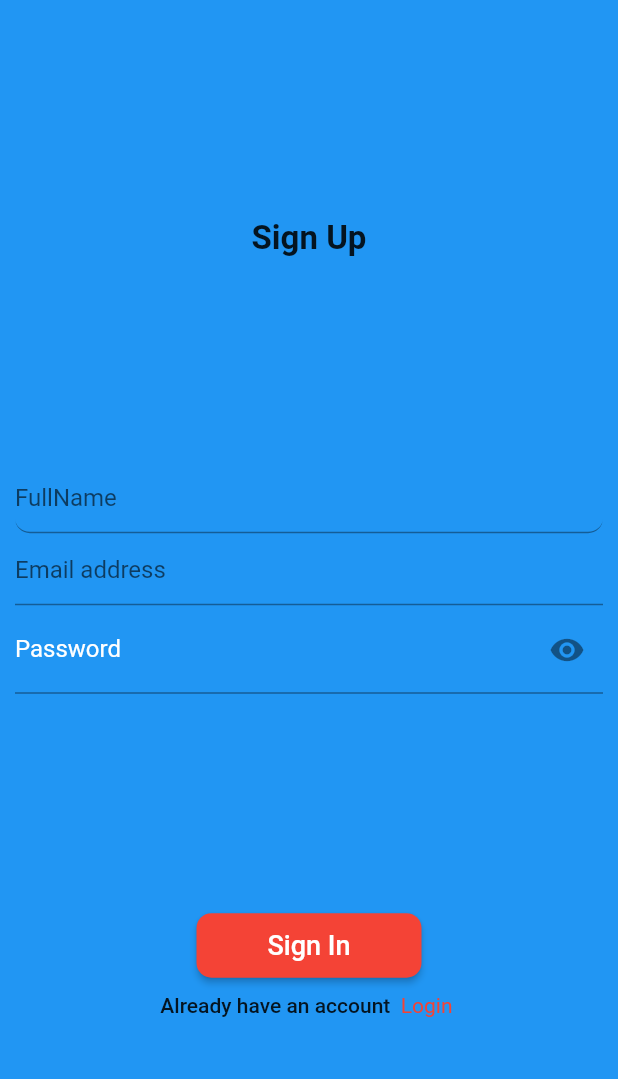
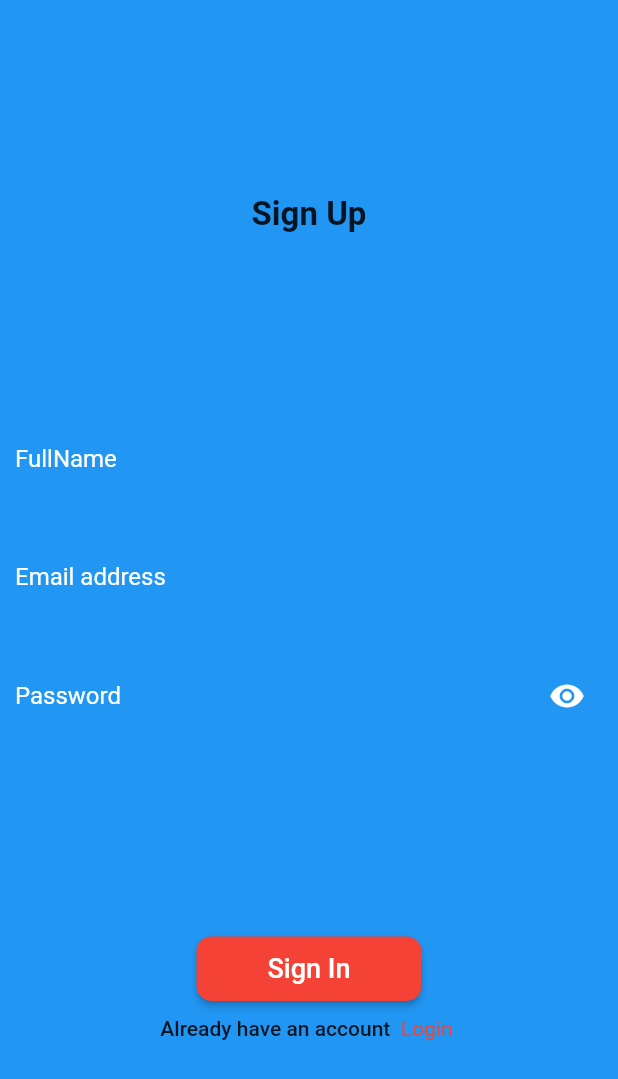
Before and after one commit to HastagKc/flutter_firebase_app, a Flutter app: the SignUpPage screen opened directly, on a phone screen of 412 x 824 dp. Shown: the top 1079 px of the screen. Run offline on Flutter 3.47's test engine with Material 2 defaults, Android fonts, the phone set to English and light mode, and no system bars; statements that could not run were skipped.

Commit message:
april 26

```diff
--- a/lib/screens/signupPage/signup_page.dart
+++ b/lib/screens/New folder/signup_page.dart
@@ -32,21 +32,57 @@ class _SignUpPageState extends State<SignUpPage> {
                   children: [
                     TextFormField(
                       decoration: InputDecoration(
-                        border: UnderlineInputBorder(
+                        focusedBorder: OutlineInputBorder(
+                          borderRadius: BorderRadius.circular(10.0),
+                          borderSide: const BorderSide(
+                            color: Colors.white,
+                          ),
+                        ),
+                        border: InputBorder.none,
+                        // hintText: 'FullName',
+                        label: const Text(
+                          'FullName',
+                          style: TextStyle(
+                            color: Colors.white,
+                          ),
+                        ),
+                      ),
+                    ),
+                    const SizedBox(
+                      height: 20.0,
+                    ),
+                    TextFormField(
+                      decoration: InputDecoration(
+                        focusedBorder: OutlineInputBorder(
+                          borderRadius: BorderRadius.circular(10.0),
+                          borderSide: const BorderSide(
+                            color: Colors.white,
+                          ),
+                        ),
+                        border: InputBorder.none,
+                        // hintText: 'Email address',
+                        label: const Text(
+                          'Email address',
+                          style: TextStyle(
+                            color: Colors.white,
+                          ),
+                        ),
+                      ),
+                    ),
+                    const SizedBox(
+                      height: 20.0,
+                    ),
+                    TextFormField(
+                      decoration: InputDecoration(
+                        focusedBorder: OutlineInputBorder(
                           borderRadius: BorderRadius.circular(
                             10.0,
                           ),
+                          borderSide: const BorderSide(
+                            color: Colors.white,
+                          ),
                         ),
-                        hintText: 'FullName',
-                      ),
-                    ),
-                    TextFormField(
-                      decoration: const InputDecoration(
-                        hintText: 'Email address',
-                      ),
-                    ),
-                    TextFormField(
-                      decoration: InputDecoration(
+                        border: InputBorder.none,
                         // hintText: 'Password',
                         label: const Text(
                           'Password',
@@ -64,6 +100,7 @@ class _SignUpPageState extends State<SignUpPage> {
                             visibility
                                 ? Icons.visibility_off
                                 : Icons.visibility,
+                            color: Colors.white,
                           ),
                         ),
                       ),
```
